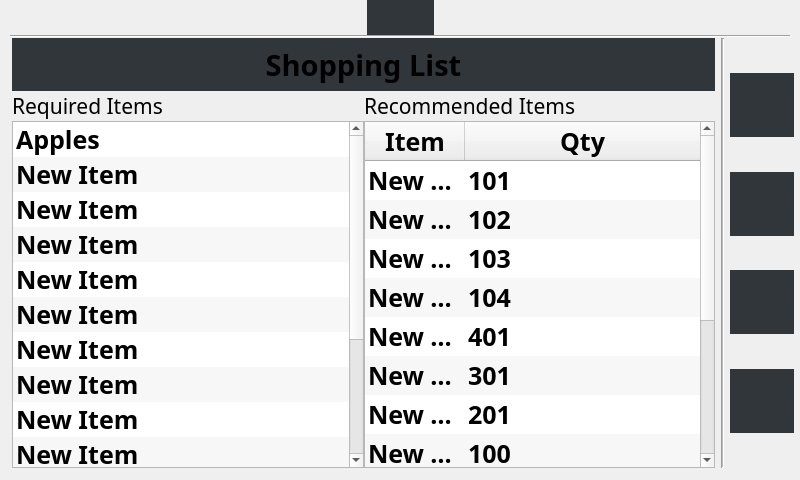
This is Windows/mainWindow.ui in addisonElliott/SmartShopTouchScreen as Qt 5 draws it before an edit. The edited form follows.
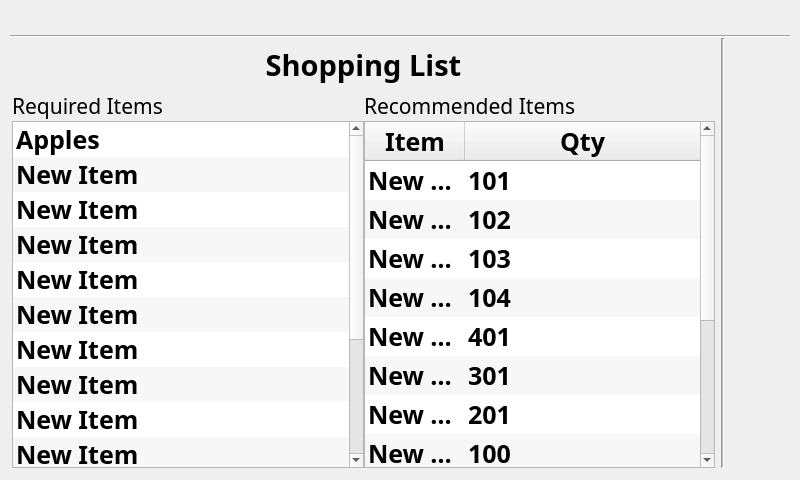
This is the edited form. Icons and pictures are not drawn.

Commit message: Changed favorite's menu and main menu from QMainWindow to a QWidget. These will be placed within a QStackedWidget on a QMainWindow which will allow for easy traversal between the windows.

Patch:
```diff
--- a/Windows/mainWindow.ui
+++ b/Windows/mainWindow.ui
@@ -1,7 +1,7 @@
 <?xml version="1.0" encoding="UTF-8"?>
 <ui version="4.0">
  <class>MainWindow</class>
- <widget class="QMainWindow" name="MainWindow">
+ <widget class="QWidget" name="MainWindow">
   <property name="windowModality">
    <enum>Qt::NonModal</enum>
   </property>
@@ -33,21 +33,11 @@
   <property name="windowTitle">
    <string>Smart Shop</string>
   </property>
-  <property name="dockNestingEnabled">
+  <property name="dockNestingEnabled" stdset="0">
    <bool>false</bool>
   </property>
-  <property name="dockOptions">
-   <set>QMainWindow::AnimatedDocks</set>
-  </property>
-  <property name="unifiedTitleAndToolBarOnMac">
+  <property name="unifiedTitleAndToolBarOnMac" stdset="0">
    <bool>false</bool>
-  </property>
-  <widget class="QWidget" name="centralwidget">
-   <property name="sizePolicy">
-    <sizepolicy hsizetype="Maximum" vsizetype="Preferred">
-     <horstretch>0</horstretch>
-     <verstretch>0</verstretch>
-    </sizepolicy>
    </property>
    <layout class="QGridLayout" name="gridLayout">
     <property name="leftMargin">
@@ -194,7 +184,7 @@
          </font>
         </property>
         <property name="styleSheet">
-         <string notr="true">background-color: #31363B;
+        <string notr="true">background-color: transparent;
 border: 0;</string>
         </property>
         <property name="text">
@@ -245,7 +235,7 @@
            </size>
           </property>
           <property name="styleSheet">
-           <string notr="true">background-color: #31363B;
+          <string notr="true">background-color: transparent;
 border: 0;</string>
           </property>
           <property name="text">
@@ -301,7 +291,7 @@
            </size>
           </property>
           <property name="styleSheet">
-           <string notr="true">background-color: #31363B;
+          <string notr="true">background-color: transparent;
 border: 0;</string>
           </property>
           <property name="text">
@@ -334,6 +324,12 @@
         </item>
         <item>
          <widget class="QPushButton" name="ViewInventoryButton">
+         <property name="sizePolicy">
+          <sizepolicy hsizetype="Minimum" vsizetype="Fixed">
+           <horstretch>0</horstretch>
+           <verstretch>0</verstretch>
+          </sizepolicy>
+         </property>
           <property name="minimumSize">
            <size>
             <width>64</width>
@@ -353,7 +349,7 @@
            </font>
           </property>
           <property name="styleSheet">
-           <string notr="true">background-color: #31363B;
+          <string notr="true">background-color: transparent;
 border: 0;</string>
           </property>
           <property name="text">
@@ -405,7 +401,7 @@
            </size>
           </property>
           <property name="styleSheet">
-           <string notr="true">background-color: #31363B;
+          <string notr="true">background-color: transparent;
 border: 0;</string>
           </property>
           <property name="text">
@@ -722,7 +718,7 @@
        </widget>
       </item>
       <item row="0" column="1">
-       <widget class="QPushButton" name="TopSSLogo">
+      <widget class="QPushButton" name="homeBtn">
         <property name="sizePolicy">
          <sizepolicy hsizetype="Fixed" vsizetype="Maximum">
           <horstretch>0</horstretch>
@@ -730,7 +726,7 @@
          </sizepolicy>
         </property>
         <property name="styleSheet">
-         <string notr="true">background-color: #31363B;
+        <string notr="true">background-color: transparent;
 border: 0;</string>
         </property>
         <property name="text">
@@ -757,7 +753,6 @@
      </layout>
     </item>
    </layout>
-  </widget>
  </widget>
  <resources>
   <include location="../Resource_BY.qrc"/>
```
Lines whose indentation alone changed are shown as unchanged. The commit also changes 12 other files.
